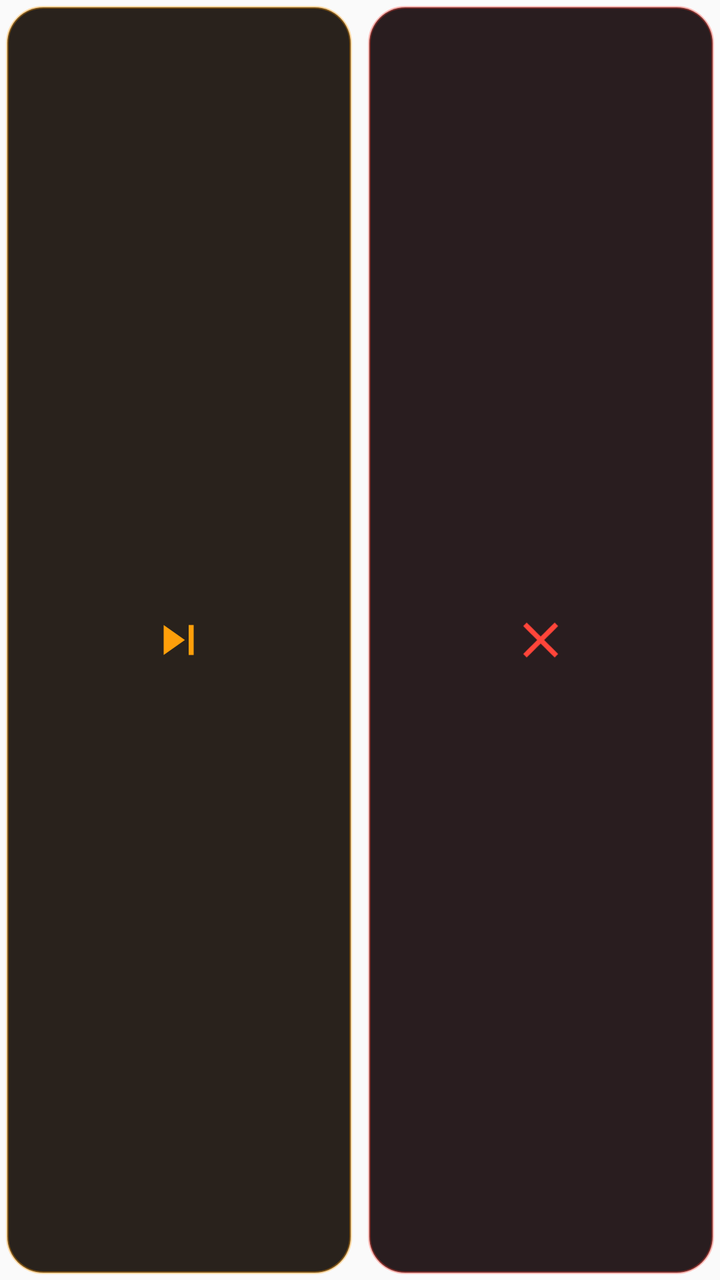
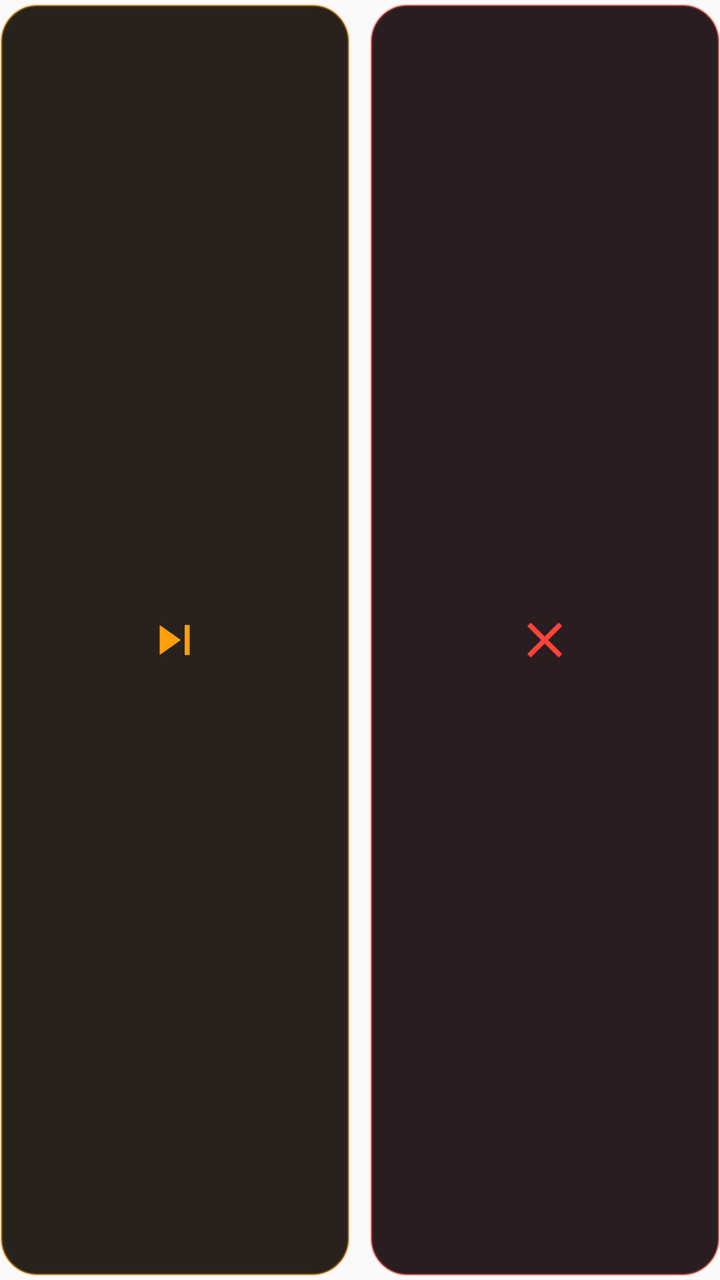

Compare the two renders of this Android layout. The source of the first and the diff that turns it into the second are given below.
<!-- AndroidManifest.xml: application theme Theme.VibeSchedule -->
<!-- res/layout/widget_vibe_schedule.xml -->
<?xml version="1.0" encoding="utf-8"?>
<LinearLayout xmlns:android="http://schemas.android.com/apk/res/android"
    android:id="@+id/widget_root"
    android:layout_width="match_parent"
    android:layout_height="match_parent"
    android:baselineAligned="false"
    android:gravity="center"
    android:orientation="horizontal"
    android:padding="3dp">

    
    <FrameLayout
        android:id="@+id/btn_widget_skip"
        android:layout_width="0dp"
        android:layout_height="match_parent"
        android:layout_weight="1"
        android:layout_marginEnd="4dp"
        android:background="@drawable/widget_btn_skip_minimal"
        android:clickable="true"
        android:focusable="true">

        <ImageView
            android:layout_width="30dp"
            android:layout_height="30dp"
            android:layout_gravity="center"
            android:contentDescription="Skip This Period"
            android:scaleType="fitCenter"
            android:src="@drawable/ic_widget_skip" />
    </FrameLayout>

    
    <FrameLayout
        android:id="@+id/btn_widget_cancel"
        android:layout_width="0dp"
        android:layout_height="match_parent"
        android:layout_weight="1"
        android:layout_marginStart="4dp"
        android:background="@drawable/widget_btn_cancel_minimal"
        android:clickable="true"
        android:focusable="true">

        <ImageView
            android:layout_width="30dp"
            android:layout_height="30dp"
            android:layout_gravity="center"
            android:contentDescription="Cancel Schedule"
            android:scaleType="fitCenter"
            android:src="@drawable/ic_widget_cancel" />
    </FrameLayout>

</LinearLayout>
<!-- resources referenced by this layout -->
<resources>
  <!-- drawable ic_widget_cancel (drawable) -->
  <vector xmlns:android="http://schemas.android.com/apk/res/android"
      android:width="28dp"
      android:height="28dp"
      android:viewportWidth="24"
      android:viewportHeight="24">
      <path
          android:fillColor="#FFFF453A"
          android:pathData="M19,6.41L17.59,5 12,10.59 6.41,5 5,6.41 10.59,12 5,17.59 6.41,19 12,13.41 17.59,19 19,17.59 13.41,12z" />
  </vector>
  <!-- drawable ic_widget_skip (drawable) -->
  <vector xmlns:android="http://schemas.android.com/apk/res/android"
      android:width="28dp"
      android:height="28dp"
      android:viewportWidth="24"
      android:viewportHeight="24">
      <path
          android:fillColor="#FFFF9F0A"
          android:pathData="M6,18l8.5,-6L6,6v12zM16,6v12h2V6h-2z" />
  </vector>
  <!-- drawable widget_btn_cancel_minimal (drawable) -->
  <?xml version="1.0" encoding="utf-8"?>
  <selector xmlns:android="http://schemas.android.com/apk/res/android">
      
      <item android:state_pressed="true">
          <shape android:shape="rectangle">
              <corners android:radius="18dp" />
              <solid android:color="#F2381418" />
              <stroke
                  android:width="1.5dp"
                  android:color="#B3FF453A" />
          </shape>
      </item>
  
      
      <item>
          <shape android:shape="rectangle">
              <corners android:radius="18dp" />
              <solid android:color="#F21E1113" />
              <stroke
                  android:width="1.25dp"
                  android:color="#59FF453A" />
          </shape>
      </item>
  </selector>
  <!-- drawable widget_btn_skip_minimal (drawable) -->
  <?xml version="1.0" encoding="utf-8"?>
  <selector xmlns:android="http://schemas.android.com/apk/res/android">
      
      <item android:state_pressed="true">
          <shape android:shape="rectangle">
              <corners android:radius="18dp" />
              <solid android:color="#F2382612" />
              <stroke
                  android:width="1.5dp"
                  android:color="#B3FF9F0A" />
          </shape>
      </item>
  
      
      <item>
          <shape android:shape="rectangle">
              <corners android:radius="18dp" />
              <solid android:color="#F21E1710" />
              <stroke
                  android:width="1.25dp"
                  android:color="#59FF9F0A" />
          </shape>
      </item>
  </selector>
  <style name="Theme.VibeSchedule" parent="android:Theme.Material.Light.NoActionBar">
          <item name="android:statusBarColor">@color/ic_launcher_background</item>
          <item name="android:navigationBarColor">@color/ic_launcher_background</item>
      </style>
  <color name="ic_launcher_background">#1A1C1E</color>
</resources>

<!-- the commit's change to res/layout/widget_vibe_schedule.xml (unified diff, before → after) -->
@@ -6,7 +6,10 @@
     android:baselineAligned="false"
     android:gravity="center"
     android:orientation="horizontal"
-    android:padding="3dp">
+    android:paddingStart="0dp"
+    android:paddingEnd="0dp"
+    android:paddingTop="2dp"
+    android:paddingBottom="2dp">
 
     
     <FrameLayout
@@ -14,7 +17,8 @@
         android:layout_width="0dp"
         android:layout_height="match_parent"
         android:layout_weight="1"
-        android:layout_marginEnd="4dp"
+        android:layout_marginStart="0dp"
+        android:layout_marginEnd="5dp"
         android:background="@drawable/widget_btn_skip_minimal"
         android:clickable="true"
         android:focusable="true">
@@ -34,7 +38,8 @@
         android:layout_width="0dp"
         android:layout_height="match_parent"
         android:layout_weight="1"
-        android:layout_marginStart="4dp"
+        android:layout_marginStart="5dp"
+        android:layout_marginEnd="0dp"
         android:background="@drawable/widget_btn_cancel_minimal"
         android:clickable="true"
         android:focusable="true">
